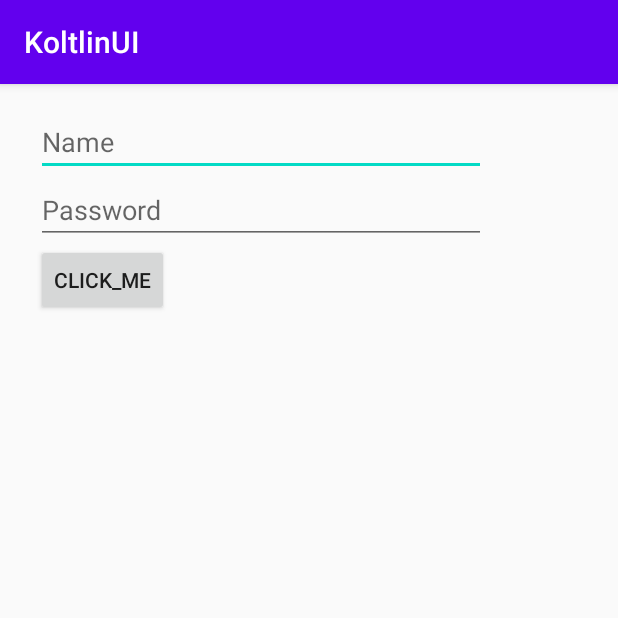
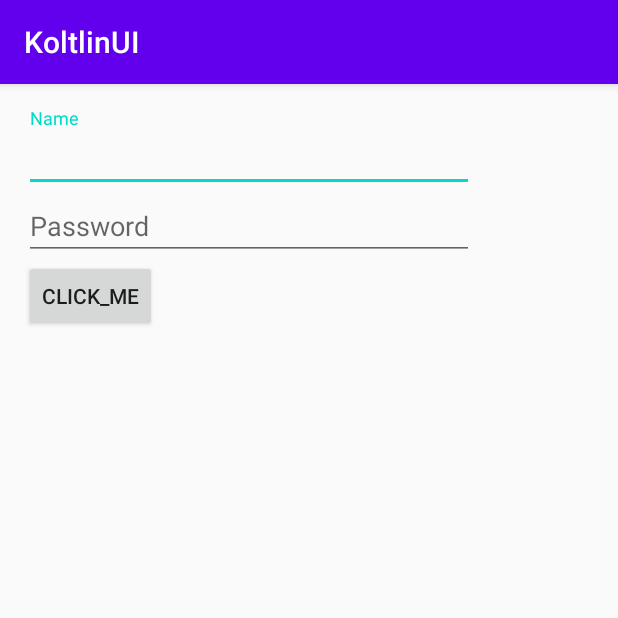
Before and after one commit to MithuBitz/Kotlin_Lesson, an Android app: the screen it shows after launch (MainActivity), on a phone screen of 412 x 824 dp, the top half of it. Run offline under Robolectric (Android 15) with nearby library versions, the phone set to English and light mode, and no system bars.

Commit message:
Useing TextInputLayout for the hint shows up

```diff
--- a/app/src/main/res/layout/content_main.xml
+++ b/app/src/main/res/layout/content_main.xml
@@ -9,36 +9,42 @@
     tools:context=".MainActivity"
     tools:showIn="@layout/activity_main">
 
-
-    <EditText
-        android:id="@+id/nameInput"
+    <com.google.android.material.textfield.TextInputLayout
         android:layout_width="300dp"
         android:layout_height="wrap_content"
-        android:layout_marginLeft="8dp"
-        android:ems="10"
-        android:hint="@string/nameHint"
-        android:inputType="textPersonName"
         app:layout_constraintStart_toStartOf="parent"
-        app:layout_constraintTop_toTopOf="parent" />
+        app:layout_constraintTop_toTopOf="parent"
+        android:id="@+id/nameLayout">
+
+        <com.google.android.material.textfield.TextInputEditText
+            android:layout_width="match_parent"
+            android:layout_height="wrap_content"
+            android:inputType="textPersonName"
+            android:hint="@string/nameHint"
+            android:ems="10"
+            android:id="@+id/nameInput"/>
+    </com.google.android.material.textfield.TextInputLayout>
+
+
 
     <EditText
         android:id="@+id/passwordInput"
         android:layout_width="300dp"
         android:layout_height="wrap_content"
-        android:layout_marginLeft="8dp"
         android:ems="10"
         android:hint="@string/password"
         android:inputType="textPassword"
         app:layout_constraintStart_toStartOf="parent"
-        app:layout_constraintTop_toBottomOf="@+id/nameInput" />
+        app:layout_constraintTop_toBottomOf="@+id/nameLayout" />
 
     <Button
         android:id="@+id/button"
         android:layout_width="wrap_content"
         android:layout_height="wrap_content"
         android:text="@string/click_me_btn"
-        android:layout_marginLeft="8dp"
         app:layout_constraintStart_toStartOf="parent"
         app:layout_constraintTop_toBottomOf="@+id/passwordInput" />
 
+
+
 </androidx.constraintlayout.widget.ConstraintLayout>
```
